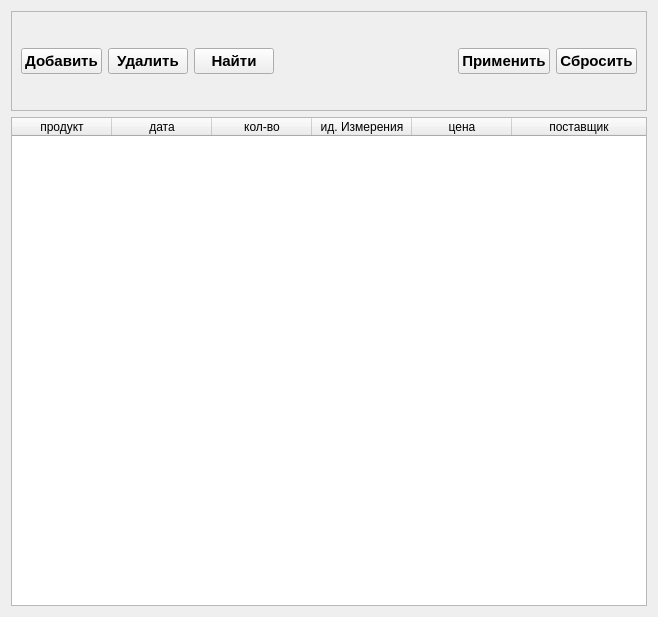
Qt form ui/prihod.ui (daslin02/Docu) before a commit.
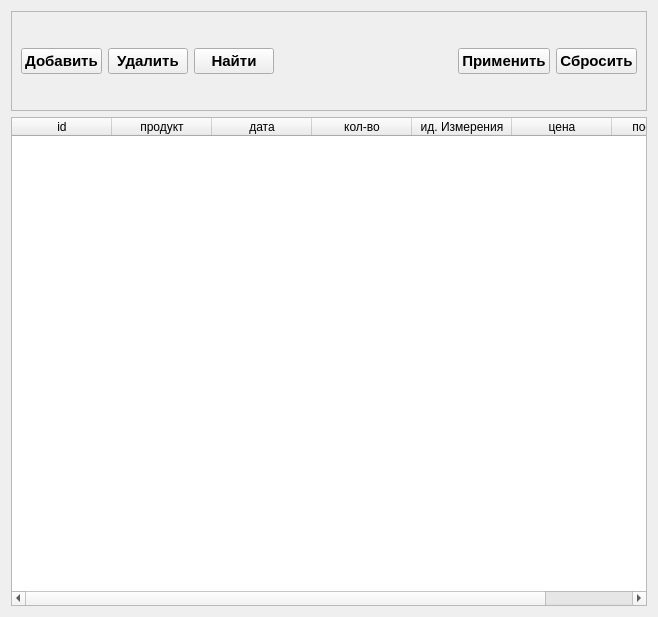
The same form after that commit.

Commit message: create new primary key 'id' column for table

The edit to the form file:
```diff
--- a/ui/prihod.ui
+++ b/ui/prihod.ui
@@ -129,6 +129,11 @@
      <attribute name="horizontalHeaderStretchLastSection">
       <bool>true</bool>
      </attribute>
+     <column>
+      <property name="text">
+       <string>id</string>
+      </property>
+     </column>
      <column>
       <property name="text">
        <string>продукт</string>
```
The commit also changes 6 other files.
